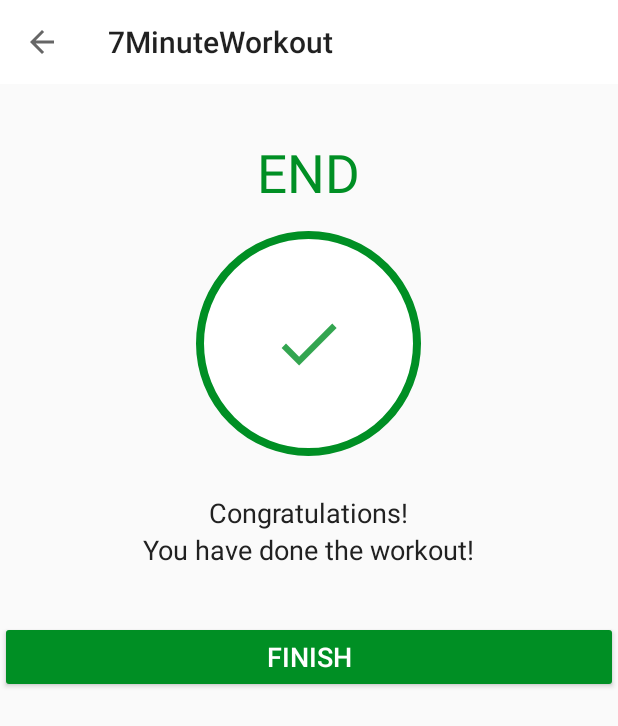
After one commit to yashar-akish/Kotlin-7MinutWorkout, an Android app: the FinishActivity screen opened directly, with no data from a screen before it, on a phone screen of 412 x 824 dp. The commit adds this screen. Shown: the top 726 px of the screen. Run offline under Robolectric (Android 15) with nearby library versions, the phone set to English and light mode, and no system bars.

Commit message:
adding finish avtivity after finishing all exercises

```diff
--- a/app/src/main/AndroidManifest.xml
+++ b/app/src/main/AndroidManifest.xml
@@ -9,10 +9,16 @@
         android:roundIcon="@mipmap/ic_launcher_round"
         android:supportsRtl="true"
         android:theme="@style/Theme.7MinuteWorkout">
+        <activity android:name=".FinishActivity"
+            android:screenOrientation="portrait"
+            android:theme="@style/Theme.AppCompat.Light.NoActionBar">
+
+        </activity>
         <activity
             android:name=".ExerciseActivity"
             android:screenOrientation="portrait"
-            android:theme="@style/Theme.AppCompat.NoActionBar">
+            android:theme="@style/Theme.AppCompat.Light.NoActionBar">
+
         </activity>
         <activity
             android:name=".MainActivity"
--- a/app/src/main/java/com/example/a7minuteworkout/ExerciseActivity.kt
+++ b/app/src/main/java/com/example/a7minuteworkout/ExerciseActivity.kt
@@ -1,5 +1,6 @@
 package com.example.a7minuteworkout
 
+import android.content.Intent
 import android.media.MediaPlayer
 import android.os.Bundle
 import android.os.CountDownTimer
@@ -20,8 +21,8 @@ class ExerciseActivity : AppCompatActivity(), TextToSpeech.OnInitListener {
 
     private var exerciseTimer: CountDownTimer? = null
     private var exerciseProgress = 0
-    private var exerciseTimerDuration: Long = 30
-    private var restTimerDuration: Int = 10
+    private var exerciseTimerDuration: Long = 30 //1 for testing fast
+    private var restTimerDuration: Int = 10  //1 for testing fast
 
     private var exerciseList: ArrayList<ExerciseModel>? = null
     private var currentExercisePosition = -1
@@ -85,7 +86,7 @@ class ExerciseActivity : AppCompatActivity(), TextToSpeech.OnInitListener {
     }
 
     private fun setRestProgressBar() {
-        progressBar.progress = restProgress
+        progressBar.progress = restProgress //for testing fast change 10000 to 1000
         restTimer = object : CountDownTimer(10000, 1000) {
             override fun onTick(millisUntilFinished: Long) {
                 restProgress++
@@ -138,18 +139,18 @@ class ExerciseActivity : AppCompatActivity(), TextToSpeech.OnInitListener {
             }
 
             override fun onFinish() {
-
+                //if (currentExercisePosition < exerciseList?.size!! - 1)  for test fast
+                    // finishing each exercise
                 if (currentExercisePosition < exerciseList?.size!! - 1) {
                     exerciseList!![currentExercisePosition].setIsSelected(false)
                     exerciseList!![currentExercisePosition].setIsCompleted(true)
                     exerciseAdapter!!.notifyDataSetChanged()
                     setupRestView()
                 } else {
-                    Toast.makeText(
-                        this@ExerciseActivity,
-                        "You have finished the 7 minutes workout.",
-                        Toast.LENGTH_SHORT
-                    ).show()
+                    // finishing the last exercise
+                    finish()
+                    val intent = Intent(this@ExerciseActivity, FinishActivity::class.java)
+                    startActivity(intent)
                 }
             }
         }.start()
--- /dev/null
+++ b/app/src/main/java/com/example/a7minuteworkout/FinishActivity.kt
@@ -0,0 +1,26 @@
+package com.example.a7minuteworkout
+
+import androidx.appcompat.app.AppCompatActivity
+import android.os.Bundle
+import kotlinx.android.synthetic.main.activity_finish.*
+
+class FinishActivity : AppCompatActivity() {
+    override fun onCreate(savedInstanceState: Bundle?) {
+        super.onCreate(savedInstanceState)
+        setContentView(R.layout.activity_finish)
+
+        setSupportActionBar(toolbar_finish_activity)
+        val actionbar = supportActionBar
+        if (actionbar != null){
+            actionbar.setDisplayHomeAsUpEnabled(true)  // set back button
+        }
+
+        toolbar_finish_activity.setNavigationOnClickListener {
+            onBackPressed()
+        }
+
+        btnFinish.setOnClickListener {
+            finish()
+        }
+    }
+}
--- /dev/null
+++ b/app/src/main/res/drawable/ic_action_done.xml
@@ -0,0 +1,12 @@
+<?xml version="1.0" encoding="utf-8"?>
+<vector xmlns:android="http://schemas.android.com/apk/res/android"
+    android:width="24dp"
+    android:height="24dp"
+    android:alpha="0.8"
+    android:tint="#008F24"
+    android:viewportWidth="24"
+    android:viewportHeight="24">
+    <path
+        android:fillColor="#FF000000"
+        android:pathData="M9,16.2L4.8,12l-1.4,1.4L9,19 21,7l-1.4,-1.4L9,16.2z" />
+</vector>
--- /dev/null
+++ b/app/src/main/res/layout/activity_finish.xml
@@ -0,0 +1,67 @@
+<?xml version="1.0" encoding="utf-8"?>
+<LinearLayout xmlns:android="http://schemas.android.com/apk/res/android"
+    xmlns:tools="http://schemas.android.com/tools"
+    android:layout_width="match_parent"
+    android:layout_height="match_parent"
+    tools:context=".FinishActivity"
+    android:orientation="vertical"
+    android:gravity="center_horizontal">
+
+    <androidx.appcompat.widget.Toolbar
+        android:id="@+id/toolbar_finish_activity"
+        android:layout_width="match_parent"
+        android:layout_height="?android:attr/actionBarSize"
+        android:background="#FFFFFF"/>
+
+    <TextView
+        android:id="@+id/tvEnd"
+        android:layout_width="wrap_content"
+        android:layout_height="wrap_content"
+        android:layout_marginTop="35dp"
+        android:text="@string/end"
+        android:textColor="@color/accent"
+        android:textSize="35sp"/>
+
+    <LinearLayout
+        android:layout_width="150dp"
+        android:layout_height="150dp"
+        android:layout_gravity="center"
+        android:layout_marginTop="15dp"
+        android:background="@drawable/item_circular_color_accent_border"
+        android:gravity="center">
+
+        <ImageView
+            android:layout_width="50dp"
+            android:layout_height="50dp"
+            android:contentDescription="@string/image"
+            android:src="@drawable/ic_action_done" />
+
+    </LinearLayout>
+
+    <TextView
+        android:layout_width="wrap_content"
+        android:layout_height="wrap_content"
+        android:layout_marginTop="25dp"
+        android:text="@string/congratulations"
+        android:textColor="#212121"
+        android:textSize="18sp" />
+
+    <TextView
+        android:layout_width="wrap_content"
+        android:layout_height="wrap_content"
+        android:text="@string/you_have_done_the_workout"
+        android:textColor="#212121"
+        android:textSize="18sp" />
+
+    <Button
+        android:id="@+id/btnFinish"
+        android:layout_width="match_parent"
+        android:layout_height="wrap_content"
+        android:layout_gravity="bottom"
+        android:layout_marginTop="35dp"
+        android:backgroundTint="@color/accent"
+        android:text="@string/finish"
+        android:textColor="#FFFFFF"
+        android:textSize="18sp" />
+
+</LinearLayout>
--- a/app/src/main/res/values/strings.xml
+++ b/app/src/main/res/values/strings.xml
@@ -5,4 +5,8 @@
     <string name="get_ready_for">GET READY FOR</string>
     <string name="exercise_name">Exercise Name</string>
     <string name="upcoming_exercise">UPCOMING EXERCISE:</string>
+    <string name="end">END</string>
+    <string name="congratulations">Congratulations!</string>
+    <string name="you_have_done_the_workout">You have done the workout!</string>
+    <string name="finish">FINISH</string>
 </resources>
```
